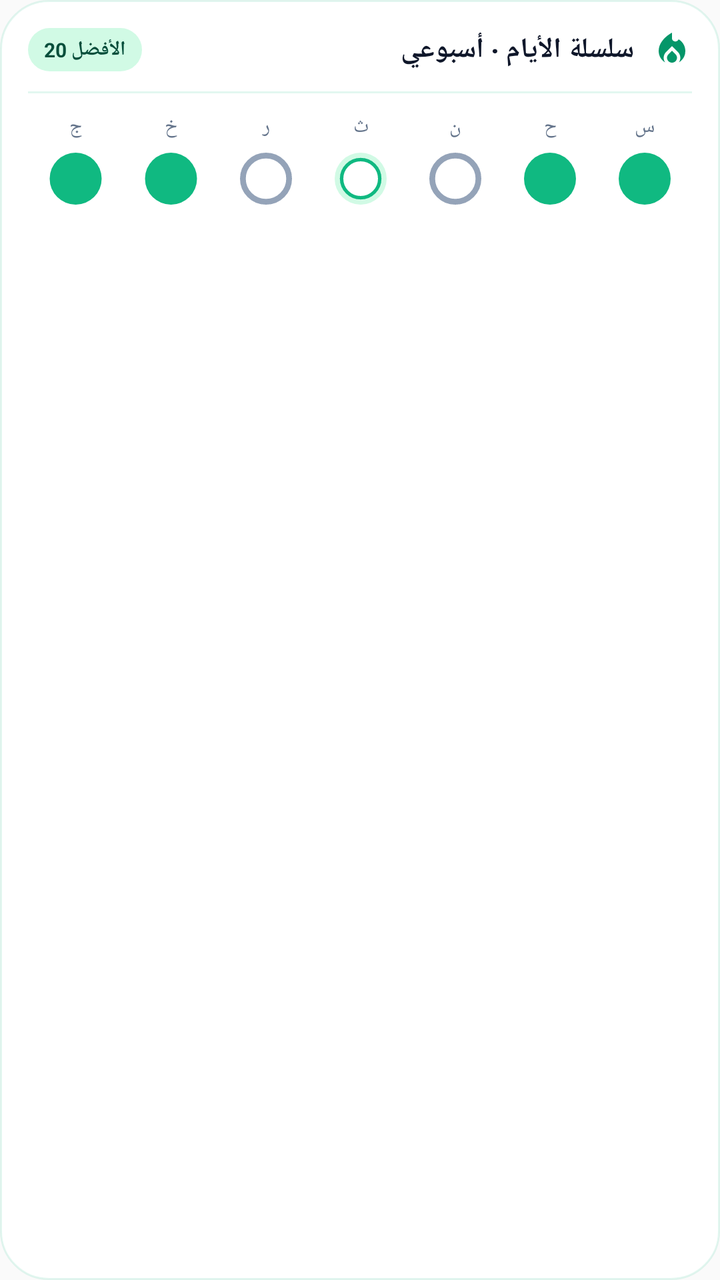
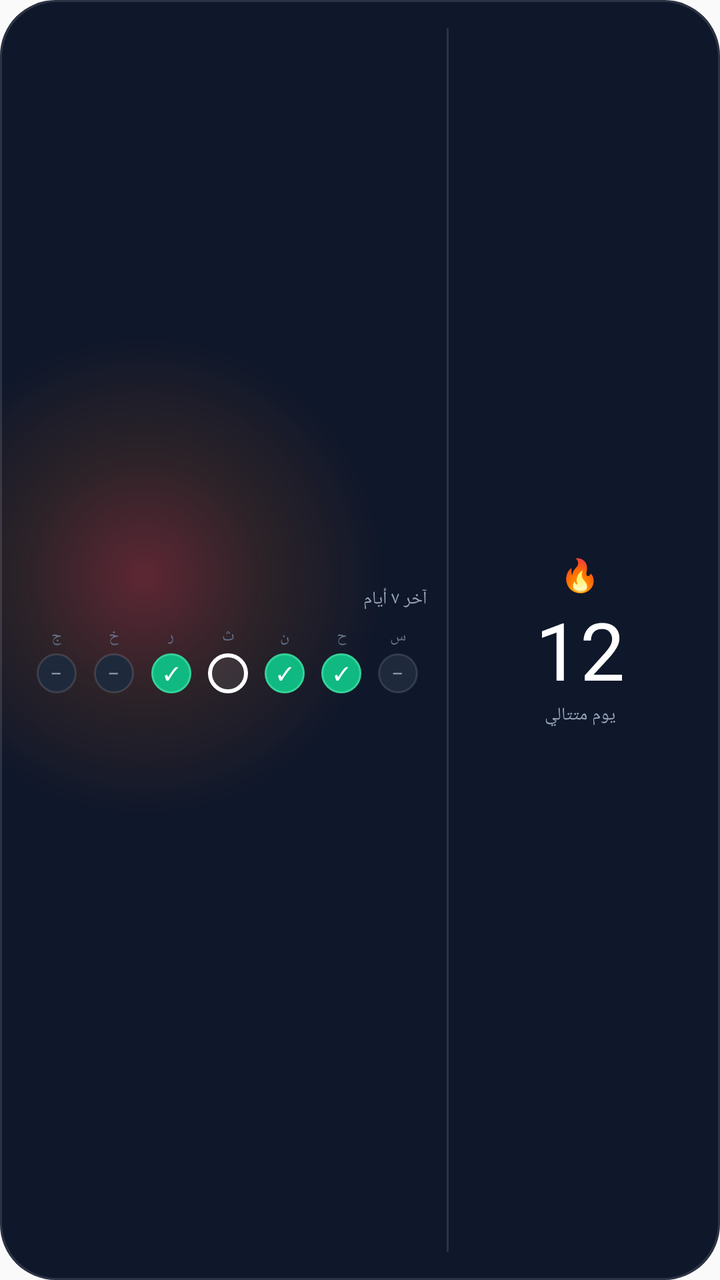

An Android layout rendered at two revisions. The XML below is the earlier revision; the diff shows what the commit changed to produce the second picture.
<!-- AndroidManifest.xml: application theme AppTheme -->
<!-- res/layout/widget_detailed_streak_preview.xml -->
<?xml version="1.0" encoding="utf-8"?>
<LinearLayout xmlns:android="http://schemas.android.com/apk/res/android"
    android:layout_width="match_parent"
    android:layout_height="match_parent"
    android:layoutDirection="rtl"
    android:background="@drawable/widget_preview_background"
    android:orientation="vertical"
    android:padding="14dp">

    <LinearLayout
        android:layout_width="match_parent"
        android:layout_height="wrap_content"
        android:gravity="center_vertical"
        android:orientation="horizontal">

        <ImageView
            android:layout_width="20dp"
            android:layout_height="20dp"
            android:contentDescription="@null"
            android:src="@drawable/widget_ic_flame"
            android:tint="#FF059669" />

        <TextView
            android:layout_width="0dp"
            android:layout_height="wrap_content"
            android:layout_marginStart="9dp"
            android:layout_weight="1"
            android:fontFamily="sans-serif-medium"
            android:text="@string/widget_detailed_streak_label"
            android:textColor="#FF0F172A"
            android:textSize="14sp"
            android:textStyle="bold" />

        <TextView
            android:layout_width="wrap_content"
            android:layout_height="wrap_content"
            android:background="@drawable/widget_preview_chip"
            android:paddingStart="8dp"
            android:paddingTop="4dp"
            android:paddingEnd="8dp"
            android:paddingBottom="4dp"
            android:text="@string/widget_preview_streak_best"
            android:textColor="#FF064E3B"
            android:textSize="10sp"
            android:textStyle="bold" />
    </LinearLayout>

    <View
        android:layout_width="match_parent"
        android:layout_height="1dp"
        android:layout_marginTop="10dp"
        android:background="#1F10B981" />

    <LinearLayout
        android:layout_width="match_parent"
        android:layout_height="wrap_content"
        android:layout_marginTop="10dp"
        android:gravity="center_vertical"
        android:orientation="horizontal">

        <TextView style="@style/WidgetPreviewDay" android:text="@string/widget_preview_day_sat" />
        <TextView style="@style/WidgetPreviewDay" android:text="@string/widget_preview_day_sun" />
        <TextView style="@style/WidgetPreviewDay" android:text="@string/widget_preview_day_mon" />
        <TextView style="@style/WidgetPreviewDay" android:text="@string/widget_preview_day_tue" />
        <TextView style="@style/WidgetPreviewDay" android:text="@string/widget_preview_day_wed" />
        <TextView style="@style/WidgetPreviewDay" android:text="@string/widget_preview_day_thu" />
        <TextView style="@style/WidgetPreviewDay" android:text="@string/widget_preview_day_fri" />
    </LinearLayout>

    <LinearLayout
        android:layout_width="match_parent"
        android:layout_height="wrap_content"
        android:layout_marginTop="6dp"
        android:gravity="center_vertical"
        android:orientation="horizontal">

        <ImageView style="@style/WidgetPreviewDot" android:src="@drawable/widget_preview_circle_done" />
        <ImageView style="@style/WidgetPreviewDot" android:src="@drawable/widget_preview_circle_done" />
        <ImageView style="@style/WidgetPreviewDot" android:src="@drawable/widget_preview_circle_open" />
        <ImageView style="@style/WidgetPreviewDot" android:src="@drawable/widget_preview_dot_today" />
        <ImageView style="@style/WidgetPreviewDot" android:src="@drawable/widget_preview_circle_open" />
        <ImageView style="@style/WidgetPreviewDot" android:src="@drawable/widget_preview_circle_done" />
        <ImageView style="@style/WidgetPreviewDot" android:src="@drawable/widget_preview_circle_done" />
    </LinearLayout>
</LinearLayout>
<!-- resources referenced by this layout -->
<resources>
  <!-- drawable widget_ic_flame (drawable) -->
  <?xml version="1.0" encoding="utf-8"?>
  <vector xmlns:android="http://schemas.android.com/apk/res/android"
      android:width="24dp"
      android:height="24dp"
      android:viewportWidth="24"
      android:viewportHeight="24">
      <path
          android:fillColor="#FFFFFFFF"
          android:pathData="M12,12.9l-2.13,2.09c-0.56,0.56 -0.87,1.29 -0.87,2.07C9,18.68 10.35,20 12,20s3,-1.32 3,-2.94c0,-0.78 -0.31,-1.52 -0.87,-2.07L12,12.9zM16,6l-0.44,0.55C14.38,8.02 12,7.19 12,5.3V2S4,6 4,13c0,2.92 1.56,5.47 3.89,6.86c-0.56,-0.79 -0.89,-1.76 -0.89,-2.8c0,-1.32 0.52,-2.56 1.47,-3.5L12,10.1l3.53,3.47c0.95,0.93 1.47,2.17 1.47,3.5c0,1.02 -0.31,1.96 -0.85,2.75c1.89,-1.15 3.29,-3.06 3.71,-5.3C20.52,10.97 18.79,7.62 16,6z" />
  </vector>
  <!-- drawable widget_preview_background (drawable) -->
  <?xml version="1.0" encoding="utf-8"?>
  <shape xmlns:android="http://schemas.android.com/apk/res/android"
      android:shape="rectangle">
      <solid android:color="#FFFFFFFF" />
      <corners android:radius="24dp" />
      <stroke
          android:width="1dp"
          android:color="#1F10B981" />
  </shape>
  <!-- drawable widget_preview_chip (drawable) -->
  <?xml version="1.0" encoding="utf-8"?>
  <shape xmlns:android="http://schemas.android.com/apk/res/android"
      android:shape="rectangle">
      <solid android:color="#FFD1FAE5" />
      <corners android:radius="11dp" />
  </shape>
  <!-- drawable widget_preview_circle_done (drawable) -->
  <?xml version="1.0" encoding="utf-8"?>
  <shape xmlns:android="http://schemas.android.com/apk/res/android"
      android:shape="oval">
      <solid android:color="#FF10B981" />
      <size
          android:width="18dp"
          android:height="18dp" />
  </shape>
  <!-- drawable widget_preview_circle_open (drawable) -->
  <?xml version="1.0" encoding="utf-8"?>
  <shape xmlns:android="http://schemas.android.com/apk/res/android"
      android:shape="oval">
      <solid android:color="#FFFFFFFF" />
      <stroke
          android:width="2dp"
          android:color="#FF94A3B8" />
      <size
          android:width="18dp"
          android:height="18dp" />
  </shape>
  <!-- drawable widget_preview_dot_today (drawable) -->
  <?xml version="1.0" encoding="utf-8"?>
  <layer-list xmlns:android="http://schemas.android.com/apk/res/android">
      <item>
          <shape android:shape="oval">
              <solid android:color="#FFD1FAE5" />
              <size android:width="30dp" android:height="30dp" />
          </shape>
      </item>
      <item android:left="3dp" android:top="3dp" android:right="3dp" android:bottom="3dp">
          <shape android:shape="oval">
              <solid android:color="#FFFFFFFF" />
              <stroke android:width="2dp" android:color="#FF10B981" />
          </shape>
      </item>
  </layer-list>
  <string name="widget_detailed_streak_label">سلسلة الأيام · أسبوعي</string>
  <string name="widget_preview_day_fri">ج</string>
  <string name="widget_preview_day_mon">ن</string>
  <string name="widget_preview_day_sat">س</string>
  <string name="widget_preview_day_sun">ح</string>
  <string name="widget_preview_day_thu">خ</string>
  <string name="widget_preview_day_tue">ث</string>
  <string name="widget_preview_day_wed">ر</string>
  <string name="widget_preview_streak_best">الأفضل 20</string>
  <style name="WidgetPreviewDay">
          <item name="android:layout_width">0dp</item>
          <item name="android:layout_height">wrap_content</item>
          <item name="android:layout_weight">1</item>
          <item name="android:gravity">center</item>
          <item name="android:textColor">#FF64748B</item>
          <item name="android:textSize">10sp</item>
      </style>
  <style name="WidgetPreviewDot">
          <item name="android:layout_width">0dp</item>
          <item name="android:layout_height">26dp</item>
          <item name="android:layout_weight">1</item>
          <item name="android:scaleType">fitCenter</item>
      </style>
  <!-- unchanged entries left out for length: 1 -->
</resources>

<!-- the commit's change to res/layout/widget_detailed_streak_preview.xml (unified diff, before → after) -->
@@ -3,83 +3,246 @@
     android:layout_width="match_parent"
     android:layout_height="match_parent"
     android:layoutDirection="rtl"
-    android:background="@drawable/widget_preview_background"
-    android:orientation="vertical"
+    android:background="@drawable/widget_bg_streak_detailed"
+    android:gravity="center_vertical"
+    android:orientation="horizontal"
     android:padding="14dp">
 
     <LinearLayout
-        android:layout_width="match_parent"
-        android:layout_height="wrap_content"
-        android:gravity="center_vertical"
-        android:orientation="horizontal">
-
-        <ImageView
-            android:layout_width="20dp"
-            android:layout_height="20dp"
-            android:contentDescription="@null"
-            android:src="@drawable/widget_ic_flame"
-            android:tint="#FF059669" />
-
-        <TextView
-            android:layout_width="0dp"
-            android:layout_height="wrap_content"
-            android:layout_marginStart="9dp"
-            android:layout_weight="1"
-            android:fontFamily="sans-serif-medium"
-            android:text="@string/widget_detailed_streak_label"
-            android:textColor="#FF0F172A"
-            android:textSize="14sp"
-            android:textStyle="bold" />
-
-        <TextView
-            android:layout_width="wrap_content"
-            android:layout_height="wrap_content"
-            android:background="@drawable/widget_preview_chip"
-            android:paddingStart="8dp"
-            android:paddingTop="4dp"
-            android:paddingEnd="8dp"
-            android:paddingBottom="4dp"
-            android:text="@string/widget_preview_streak_best"
-            android:textColor="#FF064E3B"
-            android:textSize="10sp"
-            android:textStyle="bold" />
+        android:layout_width="0dp"
+        android:layout_height="wrap_content"
+        android:layout_weight="0.36"
+        android:gravity="center"
+        android:orientation="vertical">
+        <TextView
+        android:layout_width="wrap_content"
+        android:layout_height="wrap_content"
+        android:fontFamily="@font/tajawal_regular"
+        android:text="@string/widget_preview_flame"
+        android:textColor="#FFF97316"
+        android:textSize="16sp" />
+        <TextView
+        android:layout_width="wrap_content"
+        android:layout_height="wrap_content"
+        android:fontFamily="@font/tajawal_bold"
+        android:text="@string/widget_preview_streak_number"
+        android:textColor="#FFFFFFFF"
+        android:textSize="40sp" />
+        <TextView
+        android:layout_width="wrap_content"
+        android:layout_height="wrap_content"
+        android:fontFamily="@font/tajawal_regular"
+        android:text="@string/widget_preview_streak_label"
+        android:textColor="#FF94A3B8"
+        android:textSize="9sp" />
     </LinearLayout>
 
     <View
-        android:layout_width="match_parent"
-        android:layout_height="1dp"
-        android:layout_marginTop="10dp"
-        android:background="#1F10B981" />
+        android:layout_width="1dp"
+        android:layout_height="match_parent"
+        android:layout_marginStart="10dp"
+        android:layout_marginEnd="10dp"
+        android:background="#1FFFFFFF" />
 
     <LinearLayout
-        android:layout_width="match_parent"
-        android:layout_height="wrap_content"
-        android:layout_marginTop="10dp"
-        android:gravity="center_vertical"
-        android:orientation="horizontal">
-
-        <TextView style="@style/WidgetPreviewDay" android:text="@string/widget_preview_day_sat" />
-        <TextView style="@style/WidgetPreviewDay" android:text="@string/widget_preview_day_sun" />
-        <TextView style="@style/WidgetPreviewDay" android:text="@string/widget_preview_day_mon" />
-        <TextView style="@style/WidgetPreviewDay" android:text="@string/widget_preview_day_tue" />
-        <TextView style="@style/WidgetPreviewDay" android:text="@string/widget_preview_day_wed" />
-        <TextView style="@style/WidgetPreviewDay" android:text="@string/widget_preview_day_thu" />
-        <TextView style="@style/WidgetPreviewDay" android:text="@string/widget_preview_day_fri" />
-    </LinearLayout>
-
-    <LinearLayout
-        android:layout_width="match_parent"
-        android:layout_height="wrap_content"
-        android:layout_marginTop="6dp"
-        android:gravity="center_vertical"
-        android:orientation="horizontal">
-
-        <ImageView style="@style/WidgetPreviewDot" android:src="@drawable/widget_preview_circle_done" />
-        <ImageView style="@style/WidgetPreviewDot" android:src="@drawable/widget_preview_circle_done" />
-        <ImageView style="@style/WidgetPreviewDot" android:src="@drawable/widget_preview_circle_open" />
-        <ImageView style="@style/WidgetPreviewDot" android:src="@drawable/widget_preview_dot_today" />
-        <ImageView style="@style/WidgetPreviewDot" android:src="@drawable/widget_preview_circle_open" />
-        <ImageView style="@style/WidgetPreviewDot" android:src="@drawable/widget_preview_circle_done" />
-        <ImageView style="@style/WidgetPreviewDot" android:src="@drawable/widget_preview_circle_done" />
+        android:layout_width="0dp"
+        android:layout_height="wrap_content"
+        android:layout_weight="0.64"
+        android:orientation="vertical">
+        <TextView
+        android:layout_width="wrap_content"
+        android:layout_height="wrap_content"
+        android:fontFamily="@font/tajawal_regular"
+        android:text="@string/widget_preview_week_title"
+        android:textColor="#FF94A3B8"
+        android:textSize="9sp" />
+        <LinearLayout
+            android:layout_width="match_parent"
+            android:layout_height="wrap_content"
+            android:layout_marginTop="7dp"
+            android:orientation="horizontal">
+            <LinearLayout
+            android:layout_width="0dp"
+            android:layout_height="wrap_content"
+            android:layout_weight="1"
+            android:gravity="center_horizontal"
+            android:orientation="vertical">
+            <TextView
+                android:layout_width="wrap_content"
+                android:layout_height="wrap_content"
+                android:fontFamily="@font/tajawal_regular"
+                android:text="س"
+                android:textColor="#FF64748B"
+                android:textSize="8sp" />
+            <FrameLayout
+                android:layout_width="20dp"
+                android:layout_height="20dp"
+                android:layout_marginTop="3dp"
+                android:background="@drawable/widget_circle_missed">
+            <TextView
+                android:layout_width="wrap_content"
+                android:layout_height="wrap_content"
+                android:layout_gravity="center"
+                android:fontFamily="@font/tajawal_bold"
+                android:text="–"
+                android:textColor="#FF94A3B8"
+                android:textSize="9sp" />
+            </FrameLayout>
+        </LinearLayout><LinearLayout
+            android:layout_width="0dp"
+            android:layout_height="wrap_content"
+            android:layout_weight="1"
+            android:gravity="center_horizontal"
+            android:orientation="vertical">
+            <TextView
+                android:layout_width="wrap_content"
+                android:layout_height="wrap_content"
+                android:fontFamily="@font/tajawal_regular"
+                android:text="ح"
+                android:textColor="#FF64748B"
+                android:textSize="8sp" />
+            <FrameLayout
+                android:layout_width="20dp"
+                android:layout_height="20dp"
+                android:layout_marginTop="3dp"
+                android:background="@drawable/widget_circle_done">
+            <TextView
+                android:layout_width="wrap_content"
+                android:layout_height="wrap_content"
+                android:layout_gravity="center"
+                android:fontFamily="@font/tajawal_bold"
+                android:text="✓"
+                android:textColor="#FFFFFFFF"
+                android:textSize="9sp" />
+            </FrameLayout>
+        </LinearLayout><LinearLayout
+            android:layout_width="0dp"
+            android:layout_height="wrap_content"
+            android:layout_weight="1"
+            android:gravity="center_horizontal"
+            android:orientation="vertical">
+            <TextView
+                android:layout_width="wrap_content"
+                android:layout_height="wrap_content"
+                android:fontFamily="@font/tajawal_regular"
+                android:text="ن"
+                android:textColor="#FF64748B"
+                android:textSize="8sp" />
+            <FrameLayout
+                android:layout_width="20dp"
+                android:layout_height="20dp"
+                android:layout_marginTop="3dp"
+                android:background="@drawable/widget_circle_done">
+            <TextView
+                android:layout_width="wrap_content"
+                android:layout_height="wrap_content"
+                android:layout_gravity="center"
+                android:fontFamily="@font/tajawal_bold"
+                android:text="✓"
+                android:textColor="#FFFFFFFF"
+                android:textSize="9sp" />
+            </FrameLayout>
+        </LinearLayout><LinearLayout
+            android:layout_width="0dp"
+            android:layout_height="wrap_content"
+            android:layout_weight="1"
+            android:gravity="center_horizontal"
+            android:orientation="vertical">
+            <TextView
+                android:layout_width="wrap_content"
+                android:layout_height="wrap_content"
+                android:fontFamily="@font/tajawal_regular"
+                android:text="ث"
+                android:textColor="#FF64748B"
+                android:textSize="8sp" />
+            <FrameLayout
+                android:layout_width="20dp"
+                android:layout_height="20dp"
+                android:layout_marginTop="3dp"
+                android:background="@drawable/widget_circle_today">
+            </FrameLayout>
+        </LinearLayout><LinearLayout
+            android:layout_width="0dp"
+            android:layout_height="wrap_content"
+            android:layout_weight="1"
+            android:gravity="center_horizontal"
+            android:orientation="vertical">
+            <TextView
+                android:layout_width="wrap_content"
+                android:layout_height="wrap_content"
+                android:fontFamily="@font/tajawal_regular"
+                android:text="ر"
+                android:textColor="#FF64748B"
+                android:textSize="8sp" />
+            <FrameLayout
+                android:layout_width="20dp"
+                android:layout_height="20dp"
+                android:layout_marginTop="3dp"
+                android:background="@drawable/widget_circle_done">
+            <TextView
+                android:layout_width="wrap_content"
+                android:layout_height="wrap_content"
+                android:layout_gravity="center"
+                android:fontFamily="@font/tajawal_bold"
+                android:text="✓"
+                android:textColor="#FFFFFFFF"
+                android:textSize="9sp" />
+            </FrameLayout>
+        </LinearLayout><LinearLayout
+            android:layout_width="0dp"
+            android:layout_height="wrap_content"
+            android:layout_weight="1"
+            android:gravity="center_horizontal"
+            android:orientation="vertical">
+            <TextView
+                android:layout_width="wrap_content"
+                android:layout_height="wrap_content"
+                android:fontFamily="@font/tajawal_regular"
+                android:text="خ"
+                android:textColor="#FF64748B"
+                android:textSize="8sp" />
+            <FrameLayout
+                android:layout_width="20dp"
+                android:layout_height="20dp"
+                android:layout_marginTop="3dp"
+                android:background="@drawable/widget_circle_missed">
+            <TextView
+                android:layout_width="wrap_content"
+                android:layout_height="wrap_content"
+                android:layout_gravity="center"
+                android:fontFamily="@font/tajawal_bold"
+                android:text="–"
+                android:textColor="#FF94A3B8"
+                android:textSize="9sp" />
+            </FrameLayout>
+        </LinearLayout><LinearLayout
+            android:layout_width="0dp"
+            android:layout_height="wrap_content"
+            android:layout_weight="1"
+            android:gravity="center_horizontal"
+            android:orientation="vertical">
+            <TextView
+                android:layout_width="wrap_content"
+                android:layout_height="wrap_content"
+                android:fontFamily="@font/tajawal_regular"
+                android:text="ج"
+                android:textColor="#FF64748B"
+                android:textSize="8sp" />
+            <FrameLayout
+                android:layout_width="20dp"
+                android:layout_height="20dp"
+                android:layout_marginTop="3dp"
+                android:background="@drawable/widget_circle_missed">
+            <TextView
+                android:layout_width="wrap_content"
+                android:layout_height="wrap_content"
+                android:layout_gravity="center"
+                android:fontFamily="@font/tajawal_bold"
+                android:text="–"
+                android:textColor="#FF94A3B8"
+                android:textSize="9sp" />
+            </FrameLayout>
+        </LinearLayout>
+        </LinearLayout>
     </LinearLayout>
 </LinearLayout>
<!-- resource entries referenced after the edit -->
@@ -1,93 +1,68 @@
 <!-- resources referenced by this layout -->
 <resources>
-  <!-- drawable widget_ic_flame (drawable) -->
+  <!-- drawable widget_bg_streak_detailed (drawable) -->
   <?xml version="1.0" encoding="utf-8"?>
-  <vector xmlns:android="http://schemas.android.com/apk/res/android"
-      android:width="24dp"
-      android:height="24dp"
-      android:viewportWidth="24"
-      android:viewportHeight="24">
-      <path
-          android:fillColor="#FFFFFFFF"
-          android:pathData="M12,12.9l-2.13,2.09c-0.56,0.56 -0.87,1.29 -0.87,2.07C9,18.68 10.35,20 12,20s3,-1.32 3,-2.94c0,-0.78 -0.31,-1.52 -0.87,-2.07L12,12.9zM16,6l-0.44,0.55C14.38,8.02 12,7.19 12,5.3V2S4,6 4,13c0,2.92 1.56,5.47 3.89,6.86c-0.56,-0.79 -0.89,-1.76 -0.89,-2.8c0,-1.32 0.52,-2.56 1.47,-3.5L12,10.1l3.53,3.47c0.95,0.93 1.47,2.17 1.47,3.5c0,1.02 -0.31,1.96 -0.85,2.75c1.89,-1.15 3.29,-3.06 3.71,-5.3C20.52,10.97 18.79,7.62 16,6z" />
-  </vector>
-  <!-- drawable widget_preview_background (drawable) -->
-  <?xml version="1.0" encoding="utf-8"?>
-  <shape xmlns:android="http://schemas.android.com/apk/res/android"
-      android:shape="rectangle">
-      <solid android:color="#FFFFFFFF" />
-      <corners android:radius="24dp" />
-      <stroke
-          android:width="1dp"
-          android:color="#1F10B981" />
-  </shape>
-  <!-- drawable widget_preview_chip (drawable) -->
-  <?xml version="1.0" encoding="utf-8"?>
-  <shape xmlns:android="http://schemas.android.com/apk/res/android"
-      android:shape="rectangle">
-      <solid android:color="#FFD1FAE5" />
-      <corners android:radius="11dp" />
-  </shape>
-  <!-- drawable widget_preview_circle_done (drawable) -->
+  <layer-list xmlns:android="http://schemas.android.com/apk/res/android">
+      <item>
+          <shape android:shape="rectangle">
+              <solid android:color="#FF0F172A" />
+              <corners android:radius="28dp" />
+          </shape>
+      </item>
+      <item>
+          <shape android:shape="rectangle">
+              <gradient
+                  android:centerColor="#1FF97316"
+                  android:centerX="0.2"
+                  android:centerY="0.45"
+                  android:endColor="#000F172A"
+                  android:gradientRadius="120dp"
+                  android:startColor="#59EF4444"
+                  android:type="radial" />
+              <corners android:radius="28dp" />
+          </shape>
+      </item>
+      <item>
+          <shape android:shape="rectangle">
+              <solid android:color="#00000000" />
+              <corners android:radius="28dp" />
+              <stroke
+                  android:width="1dp"
+                  android:color="#1FFFFFFF" />
+          </shape>
+      </item>
+  </layer-list>
+  <!-- drawable widget_circle_done (drawable) -->
   <?xml version="1.0" encoding="utf-8"?>
   <shape xmlns:android="http://schemas.android.com/apk/res/android"
       android:shape="oval">
       <solid android:color="#FF10B981" />
-      <size
-          android:width="18dp"
-          android:height="18dp" />
+      <stroke
+          android:width="1dp"
+          android:color="#FF34D399" />
   </shape>
-  <!-- drawable widget_preview_circle_open (drawable) -->
+  <!-- drawable widget_circle_missed (drawable) -->
   <?xml version="1.0" encoding="utf-8"?>
   <shape xmlns:android="http://schemas.android.com/apk/res/android"
       android:shape="oval">
-      <solid android:color="#FFFFFFFF" />
+      <solid android:color="#FF1E293B" />
+      <stroke
+          android:width="1dp"
+          android:color="#1FFFFFFF" />
+  </shape>
+  <!-- drawable widget_circle_today (drawable) -->
+  <?xml version="1.0" encoding="utf-8"?>
+  <shape xmlns:android="http://schemas.android.com/apk/res/android"
+      android:shape="oval">
+      <solid android:color="#14FFFFFF" />
       <stroke
           android:width="2dp"
-          android:color="#FF94A3B8" />
-      <size
-          android:width="18dp"
-          android:height="18dp" />
+          android:color="#FFFFFFFF" />
   </shape>
-  <!-- drawable widget_preview_dot_today (drawable) -->
-  <?xml version="1.0" encoding="utf-8"?>
-  <layer-list xmlns:android="http://schemas.android.com/apk/res/android">
-      <item>
-          <shape android:shape="oval">
-              <solid android:color="#FFD1FAE5" />
-              <size android:width="30dp" android:height="30dp" />
-          </shape>
-      </item>
-      <item android:left="3dp" android:top="3dp" android:right="3dp" android:bottom="3dp">
-          <shape android:shape="oval">
-              <solid android:color="#FFFFFFFF" />
-              <stroke android:width="2dp" android:color="#FF10B981" />
-          </shape>
-      </item>
-  </layer-list>
-  <string name="widget_detailed_streak_label">سلسلة الأيام · أسبوعي</string>
-  <string name="widget_preview_day_fri">ج</string>
-  <string name="widget_preview_day_mon">ن</string>
-  <string name="widget_preview_day_sat">س</string>
-  <string name="widget_preview_day_sun">ح</string>
-  <string name="widget_preview_day_thu">خ</string>
-  <string name="widget_preview_day_tue">ث</string>
-  <string name="widget_preview_day_wed">ر</string>
-  <string name="widget_preview_streak_best">الأفضل 20</string>
-  <style name="WidgetPreviewDay">
-          <item name="android:layout_width">0dp</item>
-          <item name="android:layout_height">wrap_content</item>
-          <item name="android:layout_weight">1</item>
-          <item name="android:gravity">center</item>
-          <item name="android:textColor">#FF64748B</item>
-          <item name="android:textSize">10sp</item>
-      </style>
-  <style name="WidgetPreviewDot">
-          <item name="android:layout_width">0dp</item>
-          <item name="android:layout_height">26dp</item>
-          <item name="android:layout_weight">1</item>
-          <item name="android:scaleType">fitCenter</item>
-      </style>
+  <string name="widget_preview_flame">🔥</string>
+  <string name="widget_preview_streak_label">يوم متتالي</string>
+  <string name="widget_preview_streak_number">12</string>
+  <string name="widget_preview_week_title">آخر ٧ أيام</string>
   <!-- unchanged entries left out for length: 1 -->
 </resources>
 
